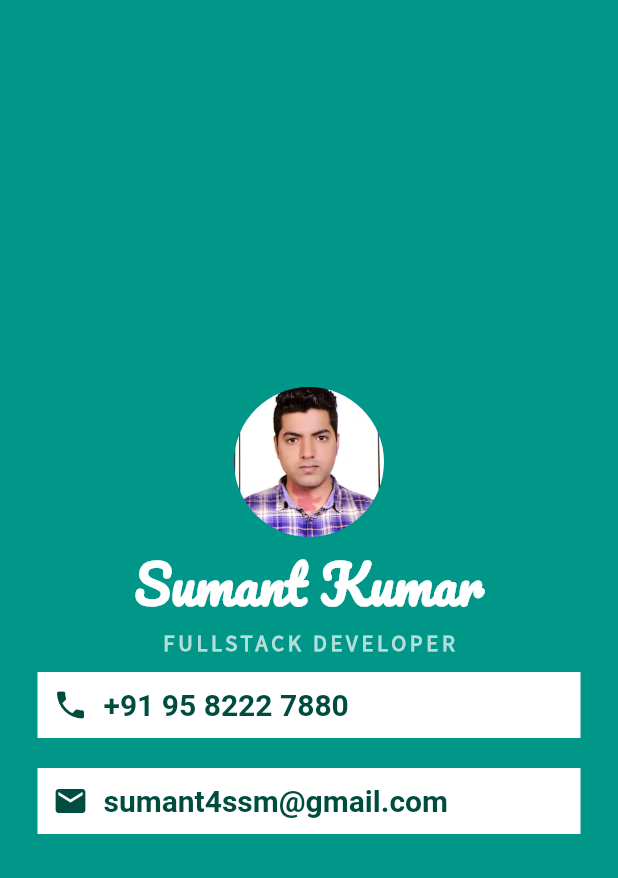
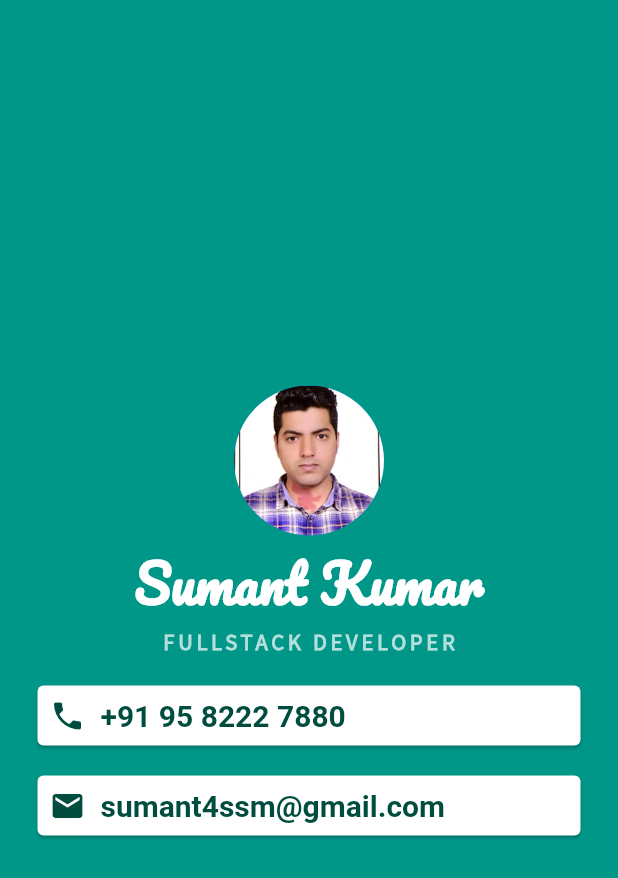
Before and after one commit to sumant4ssm/Business_card_flutter, a Flutter app: the screen it shows after launch, on a phone screen of 412 x 824 dp. Shown: the top 878 px of the screen. Run offline on Flutter 3.47's test engine with Material 2 defaults, Android fonts, the phone set to English and light mode, and no system bars.

Commit message:
Card with padding

```diff
--- a/lib/main.dart
+++ b/lib/main.dart
@@ -42,10 +42,14 @@ class MyApp extends StatelessWidget {
                 ),
               ),
             ),
-            Container(
+            SizedBox(
+              height: 10,
+            ),
+            Card(
               margin: EdgeInsets.symmetric(vertical: 10.0, horizontal: 25.0),
-              padding: EdgeInsets.all(10.0),
               color: Colors.white,
+              child: Padding(
+                padding: const EdgeInsets.all(8.0),
                 child: Row(
                   children: [
                     Icon(Icons.phone, color: Colors.teal.shade900),
@@ -62,10 +66,12 @@ class MyApp extends StatelessWidget {
                   ],
                 ),
               ),
-            Container(
+            ),
+            Card(
               margin: EdgeInsets.symmetric(vertical: 10.0, horizontal: 25.0),
-              padding: EdgeInsets.all(10.0),
               color: Colors.white,
+              child: Padding(
+                padding: const EdgeInsets.all(8.0),
                 child: Row(
                   children: [
                     Icon(Icons.email, color: Colors.teal.shade900),
@@ -82,6 +88,7 @@ class MyApp extends StatelessWidget {
                   ],
                 ),
               ),
+            ),
           ],
         ),
       ),
```
Lines whose indentation alone changed are shown as unchanged.
